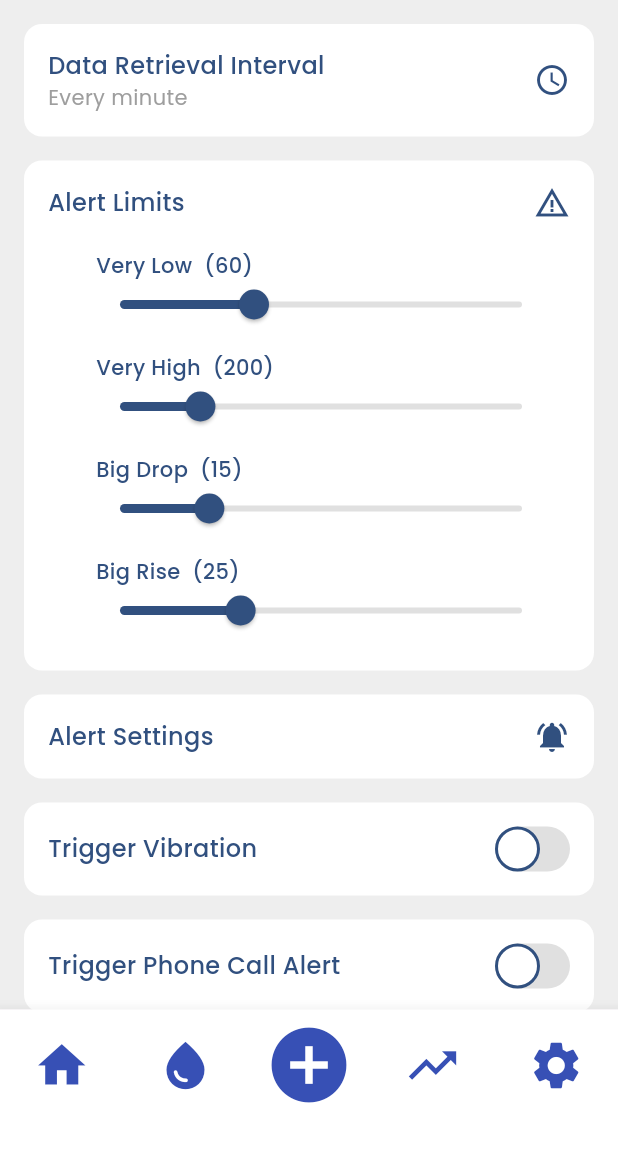
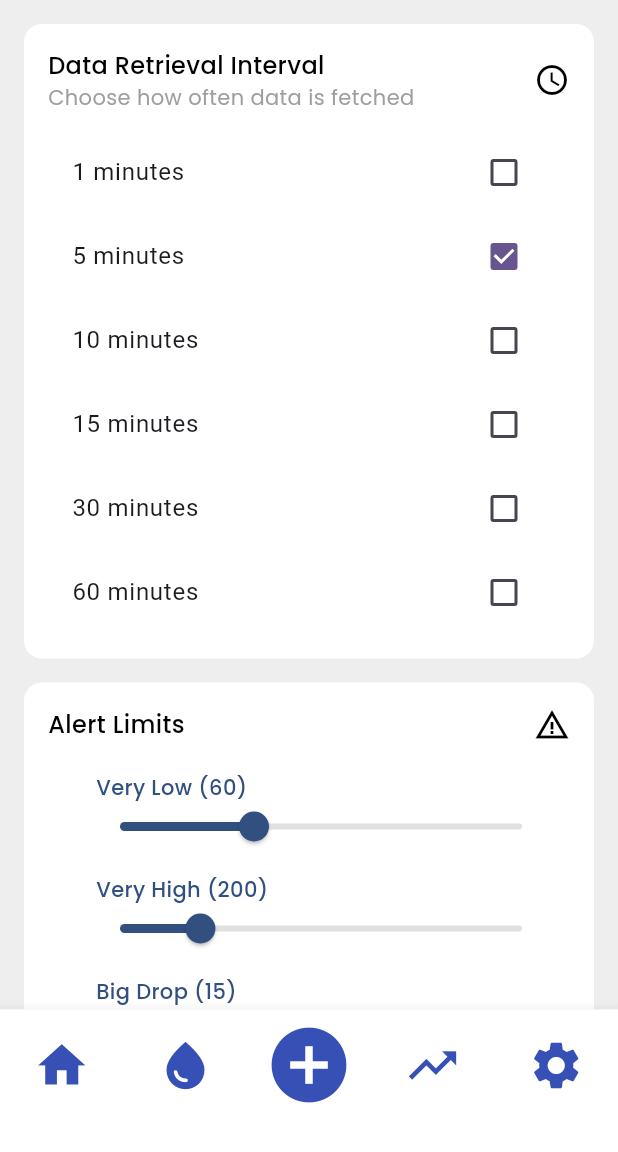
Before and after one commit to jingjingyang0803/GluMon, a Flutter app: the screen it shows after launch, item 5 of the bottom bar chosen, on a phone screen of 412 x 824 dp, the part 84-1236 px from its top. Run offline on Flutter 3.47's test engine with Material 3 defaults, Android fonts, the phone set to English and light mode, and no system bars; our stand-ins replace fl_chart, google_fonts.

Commit message:
Use checkbox for interval setup

```diff
--- a/lib/screens/settings_page.dart
+++ b/lib/screens/settings_page.dart
@@ -2,6 +2,7 @@ import 'package:flutter/material.dart';
 import 'package:google_fonts/google_fonts.dart';
 
 import '../utils/color_utils.dart';
+import '../widgets/setting_tile.dart';
 
 class SettingsPage extends StatefulWidget {
   const SettingsPage({super.key});
@@ -15,8 +16,10 @@ class SettingsPageState extends State<SettingsPage> {
   bool enableCallAlert = false;
   bool enableAlarm = false;
   bool muteNotifications = false;
-  Duration muteDuration = Duration(minutes: 30);
-  String selectedInterval = 'Every minute';
+
+  int selectedInterval = 5; // Default interval
+  final List<int> intervalChoices = [1, 5, 10, 15, 30, 60]; // Interval options
+
   TextEditingController customIntervalController = TextEditingController();
 
   double veryLow = 60;
@@ -43,18 +46,9 @@ class SettingsPageState extends State<SettingsPage> {
         padding: EdgeInsets.symmetric(horizontal: 16.0, vertical: 8),
         child: Column(
           children: [
-            _buildSettingTile(
-                "Data Retrieval Interval", selectedInterval, Icons.access_time),
+            _buildIntervalTile(),
             _buildAlertLimitsTile(),
-            _buildSettingTile("Alert Settings", "", Icons.notifications_active),
-            _buildToggleTile("Trigger Vibration", enableVibration,
-                (val) => setState(() => enableVibration = val)),
-            _buildToggleTile("Trigger Phone Call Alert", enableCallAlert,
-                (val) => setState(() => enableCallAlert = val)),
-            _buildToggleTile("Trigger Alarm", enableAlarm,
-                (val) => setState(() => enableAlarm = val)),
-            _buildToggleTile("Disable all notifications", muteNotifications,
-                (val) => setState(() => muteNotifications = val)),
+            _buildAlertSettingsTile(),
             SizedBox(height: 20),
           ],
         ),
@@ -62,72 +56,58 @@ class SettingsPageState extends State<SettingsPage> {
     );
   }
 
-  Widget _buildAlertLimitsTile() {
-    return Container(
-      margin: EdgeInsets.symmetric(vertical: 8.0),
-      padding: EdgeInsets.all(16.0),
-      decoration: BoxDecoration(
-        color: Colors.white,
-        borderRadius: BorderRadius.circular(12),
-      ),
-      child: Column(
-        crossAxisAlignment: CrossAxisAlignment.start,
-        children: [
-          Row(
-            mainAxisAlignment: MainAxisAlignment.spaceBetween,
-            children: [
-              Text(
-                "Alert Limits",
-                style: GoogleFonts.poppins(
-                    fontSize: 16,
-                    fontWeight: FontWeight.w500,
-                    color: primaryTextColor),
-              ),
-              Icon(Icons.warning_amber, color: primaryTextColor),
-            ],
-          ),
-          SizedBox(height: 12),
-          _buildIndentedSliderTile("Very Low  (${veryLow.toInt()})", veryLow,
-              40, 100, (val) => setState(() => veryLow = val)),
-          _buildIndentedSliderTile("Very High  (${veryHigh.toInt()})", veryHigh,
-              150, 400, (val) => setState(() => veryHigh = val)),
-          _buildIndentedSliderTile("Big Drop  (${bigDrop.toInt()})", bigDrop, 5,
-              50, (val) => setState(() => bigDrop = val)),
-          _buildIndentedSliderTile("Big Rise  (${bigRise.toInt()})", bigRise,
-              10, 60, (val) => setState(() => bigRise = val)),
-        ],
-      ),
+  Widget _buildIntervalTile() {
+    return SettingTile(
+      title: "Data Retrieval Interval",
+      subtitle: "Choose how often data is fetched",
+      icon: Icons.access_time,
+      children: intervalChoices.map((interval) {
+        return CheckboxListTile(
+          title: Text("$interval minutes"),
+          value: selectedInterval == interval,
+          onChanged: (bool? value) {
+            if (value == true) {
+              setState(() {
+                selectedInterval = interval;
+              });
+            }
+          },
+        );
+      }).toList(),
     );
   }
 
-  Widget _buildSettingTile(String title, String subtitle, IconData icon) {
-    return Container(
-      margin: EdgeInsets.symmetric(vertical: 8.0),
-      padding: EdgeInsets.symmetric(vertical: 16.0, horizontal: 16.0),
-      decoration: BoxDecoration(
-        color: Colors.white,
-        borderRadius: BorderRadius.circular(12),
-      ),
-      child: Row(
-        mainAxisAlignment: MainAxisAlignment.spaceBetween,
-        children: [
-          Column(
-            crossAxisAlignment: CrossAxisAlignment.start,
-            children: [
-              Text(title,
-                  style: GoogleFonts.poppins(
-                      fontSize: 16,
-                      fontWeight: FontWeight.w500,
-                      color: primaryTextColor)),
-              if (subtitle.isNotEmpty)
-                Text(subtitle,
-                    style:
-                        GoogleFonts.poppins(fontSize: 14, color: Colors.grey)),
-            ],
-          ),
-          Icon(icon, color: primaryTextColor),
-        ],
-      ),
+  Widget _buildAlertLimitsTile() {
+    return SettingTile(
+      title: "Alert Limits",
+      icon: Icons.warning_amber,
+      children: [
+        _buildSliderTile("Very Low (${veryLow.toInt()})", veryLow, 40, 100,
+            (val) => setState(() => veryLow = val)),
+        _buildSliderTile("Very High (${veryHigh.toInt()})", veryHigh, 150, 400,
+            (val) => setState(() => veryHigh = val)),
+        _buildSliderTile("Big Drop (${bigDrop.toInt()})", bigDrop, 5, 50,
+            (val) => setState(() => bigDrop = val)),
+        _buildSliderTile("Big Rise (${bigRise.toInt()})", bigRise, 10, 60,
+            (val) => setState(() => bigRise = val)),
+      ],
+    );
+  }
+
+  Widget _buildAlertSettingsTile() {
+    return SettingTile(
+      title: "Alert Settings",
+      icon: Icons.notifications_active_outlined,
+      children: [
+        _buildToggleTile("Trigger Vibration", enableVibration,
+            (val) => setState(() => enableVibration = val)),
+        _buildToggleTile("Trigger Phone Call Alert", enableCallAlert,
+            (val) => setState(() => enableCallAlert = val)),
+        _buildToggleTile("Trigger Alarm", enableAlarm,
+            (val) => setState(() => enableAlarm = val)),
+        _buildToggleTile("Trigger Notifications", muteNotifications,
+            (val) => setState(() => muteNotifications = val)),
+      ],
     );
   }
 
@@ -191,8 +171,8 @@ class SettingsPageState extends State<SettingsPage> {
     );
   }
 
-  Widget _buildIndentedSliderTile(String title, double value, double min,
-      double max, Function(double) onChanged) {
+  Widget _buildSliderTile(String title, double value, double min, double max,
+      Function(double) onChanged) {
     return Padding(
       padding: EdgeInsets.only(left: 32.0, right: 16.0, top: 8.0, bottom: 8.0),
       child: Column(
--- /dev/null
+++ b/lib/widgets/setting_tile.dart
@@ -0,0 +1,63 @@
+import 'package:flutter/material.dart';
+import 'package:google_fonts/google_fonts.dart';
+
+class SettingTile extends StatelessWidget {
+  final String title;
+  final String? subtitle;
+  final IconData? icon;
+  final List<Widget>? children;
+
+  const SettingTile({
+    Key? key,
+    required this.title,
+    this.subtitle,
+    this.icon,
+    this.children,
+  }) : super(key: key);
+
+  @override
+  Widget build(BuildContext context) {
+    return Container(
+      margin: EdgeInsets.symmetric(vertical: 8.0),
+      padding: EdgeInsets.all(16.0),
+      decoration: BoxDecoration(
+        color: Colors.white,
+        borderRadius: BorderRadius.circular(12),
+      ),
+      child: Column(
+        crossAxisAlignment: CrossAxisAlignment.start,
+        children: [
+          Row(
+            mainAxisAlignment: MainAxisAlignment.spaceBetween,
+            children: [
+              Column(
+                crossAxisAlignment: CrossAxisAlignment.start,
+                children: [
+                  Text(
+                    title,
+                    style: GoogleFonts.poppins(
+                        fontSize: 16,
+                        fontWeight: FontWeight.w500,
+                        color:
+                            Colors.black), // Use `primaryTextColor` if defined
+                  ),
+                  if (subtitle != null) // Show subtitle only if provided
+                    Text(
+                      subtitle!,
+                      style:
+                          GoogleFonts.poppins(fontSize: 14, color: Colors.grey),
+                    ),
+                ],
+              ),
+              if (icon != null) Icon(icon, color: Colors.black),
+            ],
+          ),
+          if (children != null) ...[
+            SizedBox(height: 12),
+            Column(children: children!),
+          ],
+        ],
+      ),
+    );
+  }
+}
```
